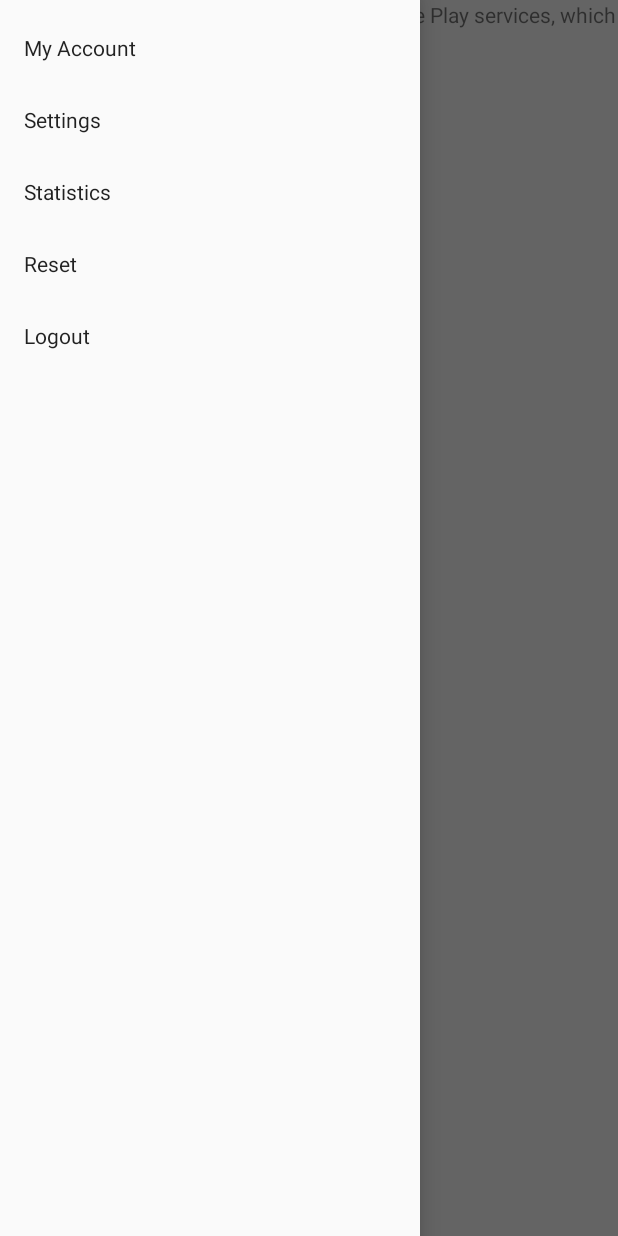
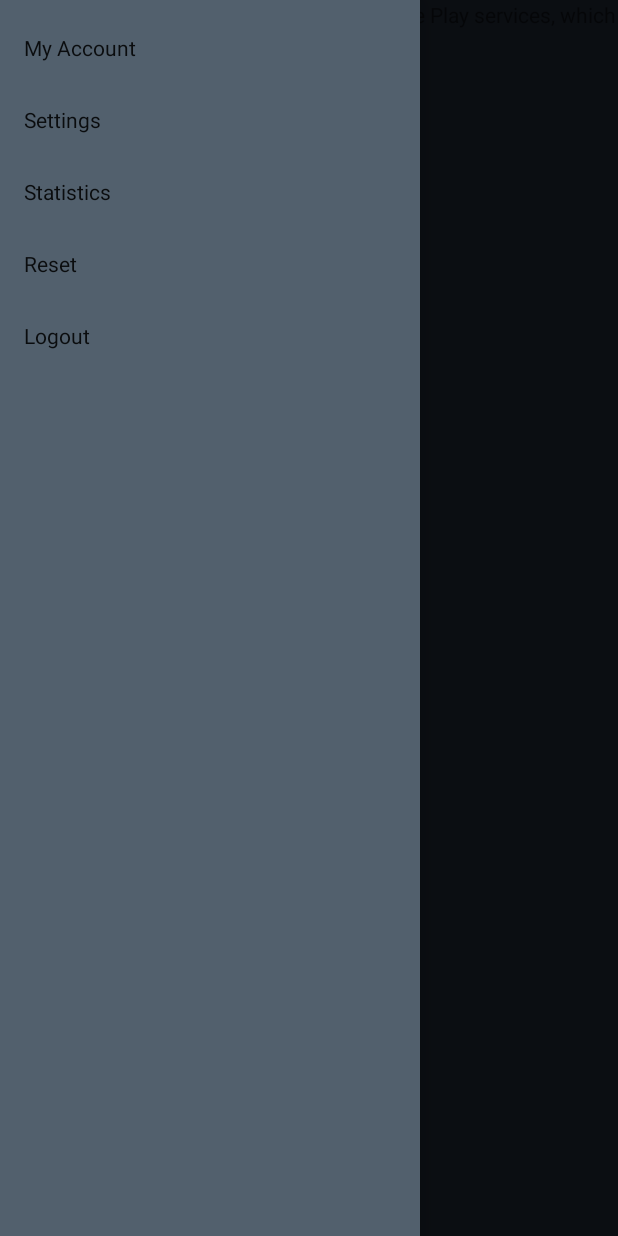
Before and after one commit to AP-IT-GH/CA1819-PackYourCultureMan, an Android app: the GameActivity screen opened directly, with no data from a screen before it, with the side drawer open, on a phone screen of 412 x 824 dp. Run offline under Robolectric (Android 15) with nearby library versions, the phone set to English and light mode, and no system bars; our stand-ins replace Picasso; libraries missing offline, so code that uses them is left out: com.sothree.slidinguppanel; plain views replace SlidingUpPanelLayout; pictures from the network do not load; 2 statements that could not run were skipped.

Commit message:
Small UI change/Update marker

```diff
--- a/src/Android/app/src/main/java/com/ap/pacyourcultureman/GameActivity.java
+++ b/src/Android/app/src/main/java/com/ap/pacyourcultureman/GameActivity.java
@@ -229,7 +229,7 @@ public class GameActivity extends FragmentActivity implements OnMapReadyCallback
     };
     private void hardcodedAssigments() {
         assignments = new ArrayList<>();
-        assignments.add(new Assignment("Red Star Line Museum", "https://www.redstarline.be/nl", 51.2330564, 4.4011707, "Museum exhibition based on the 3 million who emigrated to America using this historic shipping line.", "The Red Star Line Museum does not have a typical museum collection. Do not expect endless rows of glass cabinets full of 19th-century trinkets or ship’s parts. No, the Red Star Line Museum has a very unusual collection. Above all, it collects and archives stories. Audiovisual testimonies and written documents. The museum is still looking for stories from the period between 1873 and 1935. \n" +
+        assignments.add(new Assignment("Red Star Line Museum", "https://www.redstarline.be/nl", 51.2329543, 4.4034171, "Museum exhibition based on the 3 million who emigrated to America using this historic shipping line.", "The Red Star Line Museum does not have a typical museum collection. Do not expect endless rows of glass cabinets full of 19th-century trinkets or ship’s parts. No, the Red Star Line Museum has a very unusual collection. Above all, it collects and archives stories. Audiovisual testimonies and written documents. The museum is still looking for stories from the period between 1873 and 1935. \n" +
                 "Of course, you will also find art in its more traditional form. For example, the Red Star Line and Antwerp, as a migration hub, inspired artists like Eugeen Van Mieghem and Louis van Engelen.\n" +
                 "What makes this museum even more special is the fact that it adopts a very modern approach in the original Red Star Line buildings. The port warehouses that were used for passengers’ administrative and medical checks are the very highlight of the collection.\n" +
                 "More than a museum\n" +
@@ -237,14 +237,14 @@ public class GameActivity extends FragmentActivity implements OnMapReadyCallback
                 "Be touched by the testimonies of people who have boarded the Red Star Line - for pleasure, for business or in the hope to find a better life - and enjoy a unique view of the Scheldt and the centre of Antwerp. And sit down and talk about it afterwards in The Shed.\n" +
                 "After a visit to the Red Star Line Museum, it is definitely worth walking through the trendy Eilandje and enjoy a meal at one of the many restaurants located nearby. From Eilandje, you can also see the Port House, famously designed by the world-renowned architect Zaha Hadid Architects.\n",
                 "https://upload.wikimedia.org/wikipedia/commons/thumb/7/7b/Red_Star_Line_Museum.jpg/220px-Red_Star_Line_Museum.jpg"));
-        assignments.add(new Assignment("Museum aan de stroom", "www.mas.be", 51.2289238, 4.4026316, "Striking red sandstone museum with high-tech exhibitions exploring Antwerp's place in the world.", "A river runs through it\n" +
+        assignments.add(new Assignment("Museum aan de stroom", "www.mas.be", 51.2289219, 4.4047576, "Striking red sandstone museum with high-tech exhibitions exploring Antwerp's place in the world.", "A river runs through it\n" +
                 "Antwerp is the city on the Scheldt, the city on the river, facilitating encounters and exchanges between people from all over the world for several centuries. The MAS museum collects proof of these encounters, using this to tell new stories. About the city, the river and the port on the one hand. But also about the world. The MAS has many facets, and is teeming with stories and surprises.\n" +
                 "From the port to life and death\n" +
                 "The MAS has a phenomenally large collection, which to date comprises about 500,000 items, including artworks and utensils. New objects are constantly being added to the collection.\n" +
                 "The museum uses its entire collection to weave a new narrative, based on five universal themes, on just as many floors. The MAS takes a closer look at power politics and world ports. At how food shaped and will shape today’s metropolises in the past, present and future. And at life and death, of people and gods, in the upper and under world. Moreover, the third floor and the walking boulevard host some fascinating and highly diverse temporary exhibitions.\n" +
                 "But above all, the MAS excels at connecting all these stories. This is not your typical museum, where you walk from display case to display case. Instead all the stories engage with each other, thanks to the way in which the floors have been arranged and are connected with each other. Ensuring you understand Antwerp and the world a bit better at the end of your visit.\n",
                 "https://archello.imgix.net/images/2015/03/16/2099SB05.1506066063.5785.jpg?fit=crop&h=518&w=414"));
-        assignments.add(new Assignment("Saint Paul’s Church", "http://www.sint-paulusparochie.be/", 51.224049, 4.4012982, "This restored Gothic church with a Baroque tower houses works by Antwerp painters Rubens & van Dyck.", "Originally, Saint Paul’s Church was part of a large Dominican abbey. It was consecrated in 1571 as a replacement for another church. A new Baroque steeple was built after a ravaging fire destroyed the church in 1679.\n" +
+        assignments.add(new Assignment("Saint Paul’s Church", "http://www.sint-paulusparochie.be/", 51.22414, 4.4006885, "This restored Gothic church with a Baroque tower houses works by Antwerp painters Rubens & van Dyck.", "Originally, Saint Paul’s Church was part of a large Dominican abbey. It was consecrated in 1571 as a replacement for another church. A new Baroque steeple was built after a ravaging fire destroyed the church in 1679.\n" +
                 "The church's striking interior hosts fifty paintings by renowned Antwerp masters, Rubens, Van Dyck and Jordaens, over 200 sculptures, beautiful Baroque altars and sculpted church furniture, widely considered to be amongst the most beautiful in the world. The organ was built in the 17th century, but has been repeatedly restored and expanded.\n" +
                 "An eye-catching feature is the 18th century Calvary with sixty life-sized figures, next to the church on the corner of Veemarkt and Zwartzustersstraat.\n",
                 "https://upload.wikimedia.org/wikipedia/commons/thumb/1/12/Sint-Pauluskerk_op_de_Veemarkt_in_Antwerpen.jpg/260px-Sint-Pauluskerk_op_de_Veemarkt_in_Antwerpen.jpg"));
--- a/src/Android/app/src/main/res/layout/activity_game.xml
+++ b/src/Android/app/src/main/res/layout/activity_game.xml
@@ -12,8 +12,8 @@
         android:layout_height="match_parent"
         android:gravity="bottom"
         sothree:umanoPanelHeight="68dp"
-        sothree:umanoShadowHeight="4dp">
-
+        sothree:umanoShadowHeight="4dp"
+        android:background="#1b222d">
     <LinearLayout xmlns:android="http://schemas.android.com/apk/res/android"
         android:layout_width="match_parent"
         android:layout_height="match_parent"
@@ -49,7 +49,8 @@
                 android:id="@+id/txtName"
                 android:textSize="18sp"
                 android:textStyle="bold"
-                android:gravity="center"/>
+                android:gravity="center"
+                android:textColor="#ffffff"/>
                 <TextView
                     android:layout_width="match_parent"
                     android:layout_height="30dp"
@@ -59,7 +60,8 @@
                 <TextView
                     android:layout_width="match_parent"
                     android:layout_height="wrap_content"
-                    android:id="@+id/txtShortDesc"/>
+                    android:id="@+id/txtShortDesc"
+                    android:textColor="#ffffff"/>
             </LinearLayout>
         </LinearLayout>
         <TextView
@@ -68,7 +70,8 @@
             android:id="@+id/txtLongDesc"
             android:layout_marginLeft="30dp"
             android:layout_marginRight="30dp"
-            android:layout_marginTop="30dp"/>
+            android:layout_marginTop="30dp"
+            android:textColor="#ffffff"/>
     </LinearLayout>
     </com.sothree.slidinguppanel.SlidingUpPanelLayout>
 <android.support.design.widget.NavigationView
@@ -76,5 +79,6 @@ android:id="@+id/menu"
 android:layout_width="wrap_content"
 android:layout_height="match_parent"
 android:layout_gravity="start"
+    android:background="#52606d"
 app:menu="@menu/nav_menu"></android.support.design.widget.NavigationView>
 </android.support.v4.widget.DrawerLayout>
--- a/src/Android/app/src/main/res/menu/nav_menu.xml
+++ b/src/Android/app/src/main/res/menu/nav_menu.xml
@@ -1,7 +1,8 @@
 <?xml version="1.0" encoding="utf-8"?>
 <menu xmlns:android="http://schemas.android.com/apk/res/android">
     <item android:id="@+id/nav_account"
-        android:title="My Account" />
+        android:title="My Account"
+        />
     <item android:id="@+id/nav_settings"
         android:title="Settings" />
     <item
```
